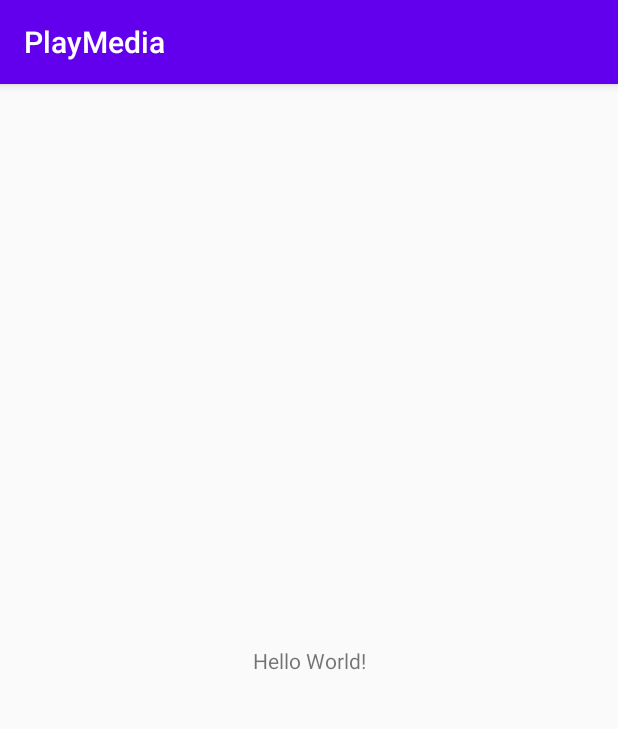
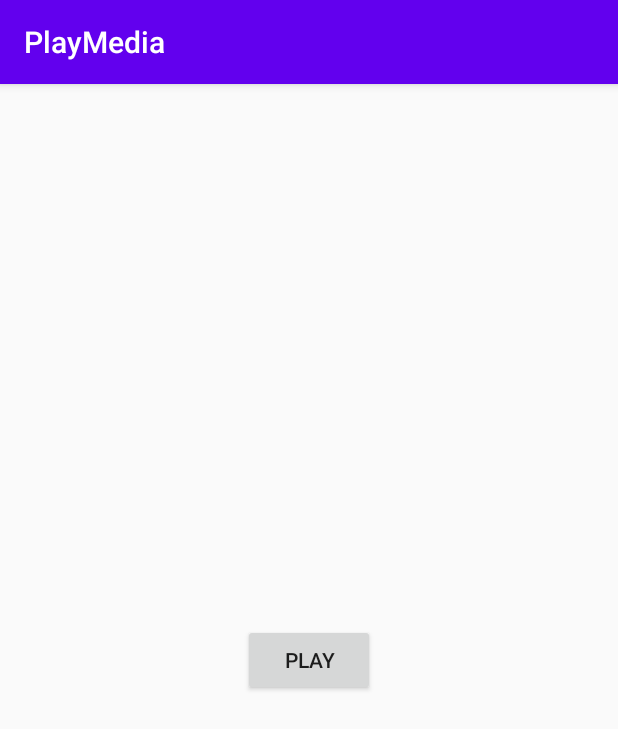
Before and after one commit to Adrish1999/Android-Media, an Android app: the screen it shows after launch (MainActivity), on a phone screen of 412 x 824 dp. Shown: the top 729 px of the screen. Run offline under Robolectric (Android 15) with nearby library versions, the phone set to English and light mode, and no system bars.

```diff
--- a/app/src/main/java/com/adrish/playmedia/MainActivity.java
+++ b/app/src/main/java/com/adrish/playmedia/MainActivity.java
@@ -2,13 +2,29 @@ package com.adrish.playmedia;
 
 import androidx.appcompat.app.AppCompatActivity;
 
+import android.media.MediaPlayer;
 import android.os.Bundle;
+import android.view.View;
+import android.widget.Button;
 
 public class MainActivity extends AppCompatActivity {
+    private MediaPlayer mediaPlayer;
+    private Button playButton;
 
     @Override
     protected void onCreate(Bundle savedInstanceState) {
         super.onCreate(savedInstanceState);
         setContentView(R.layout.activity_main);
+
+        mediaPlayer = new MediaPlayer();
+        mediaPlayer = MediaPlayer.create(MainActivity.this,R.raw.kalimba);
+
+        playButton = findViewById(R.id.Play_Button);
+        playButton.setOnClickListener(new View.OnClickListener() {
+            @Override
+            public void onClick(View v) {
+
+            }
+        });
     }
 }
--- a/app/src/main/res/layout/activity_main.xml
+++ b/app/src/main/res/layout/activity_main.xml
@@ -6,13 +6,14 @@
     android:layout_height="match_parent"
     tools:context=".MainActivity">
 
-    <TextView
+
+    <Button
+        android:id="@+id/Play_Button"
         android:layout_width="wrap_content"
         android:layout_height="wrap_content"
-        android:text="Hello World!"
+        android:text="@string/play_button"
         app:layout_constraintBottom_toBottomOf="parent"
-        app:layout_constraintLeft_toLeftOf="parent"
-        app:layout_constraintRight_toRightOf="parent"
+        app:layout_constraintEnd_toEndOf="parent"
+        app:layout_constraintStart_toStartOf="parent"
         app:layout_constraintTop_toTopOf="parent" />
-
 </androidx.constraintlayout.widget.ConstraintLayout>
--- a/app/src/main/res/values/strings.xml
+++ b/app/src/main/res/values/strings.xml
@@ -1,3 +1,4 @@
 <resources>
     <string name="app_name">PlayMedia</string>
+    <string name="play_button">Play</string>
 </resources>
```
